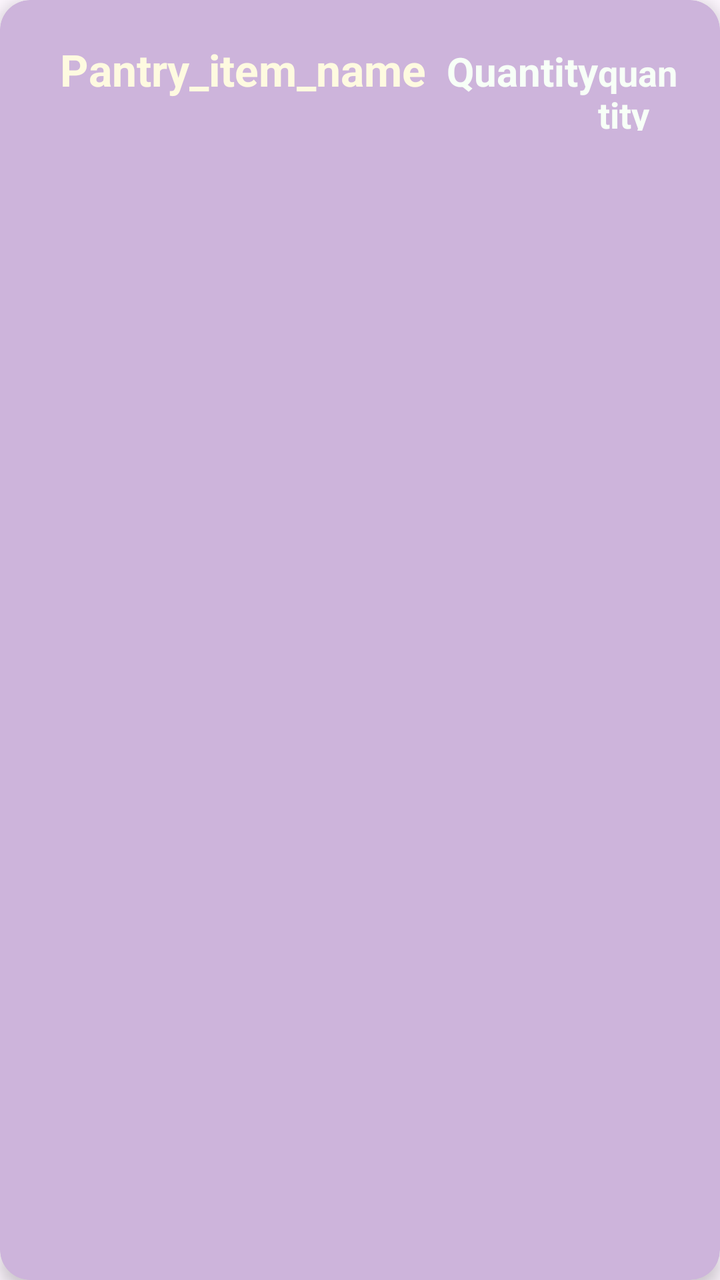
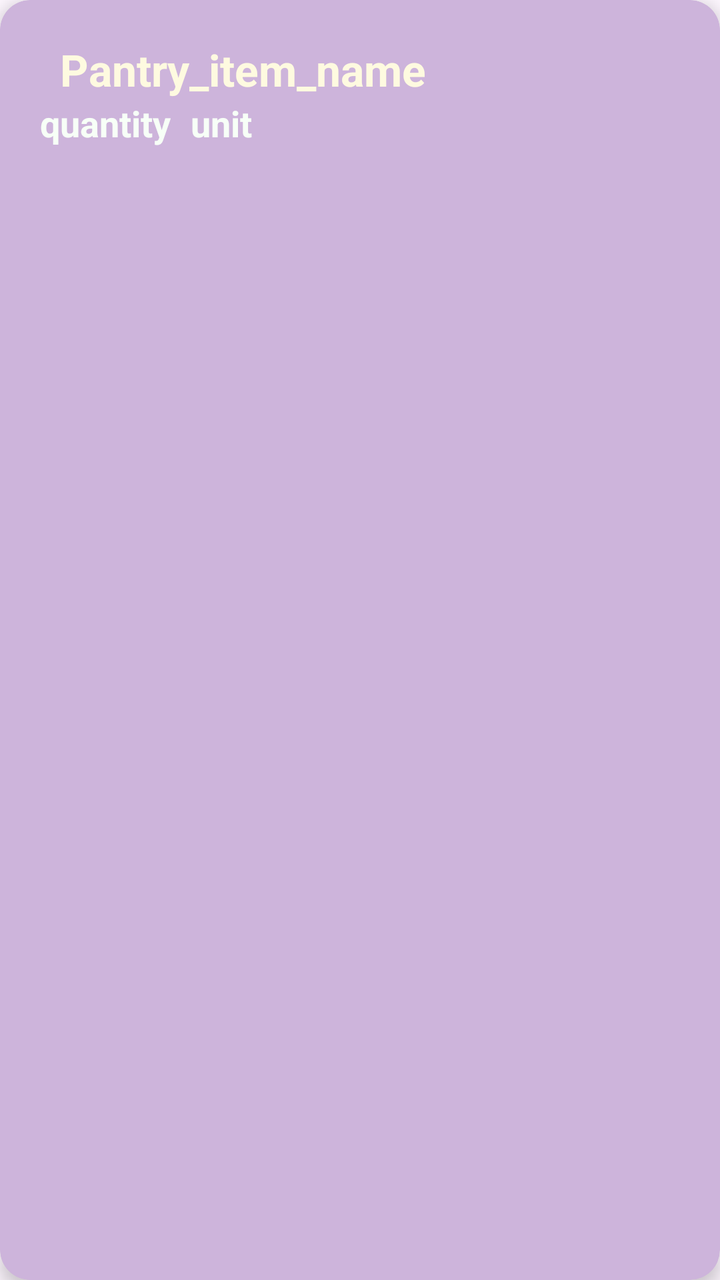

Compare the two renders of this Android layout. The source of the first and the diff that turns it into the second are given below.
<!-- AndroidManifest.xml: application theme Theme.Foodie -->
<!-- res/layout/pantry_item_card.xml -->
<?xml version="1.0" encoding="utf-8"?>
<androidx.cardview.widget.CardView xmlns:android="http://schemas.android.com/apk/res/android"
    xmlns:app="http://schemas.android.com/apk/res-auto"
    android:layout_width="match_parent"
    android:layout_height="wrap_content"
    android:layout_margin="10dp"
    app:cardCornerRadius="15dp"
    app:cardElevation="5dp"
    app:cardBackgroundColor="@color/pink_orchid">

    <LinearLayout
        android:layout_width="match_parent"
        android:layout_height="wrap_content"
        android:orientation="horizontal"
        android:padding="20dp">

        <TextView
            android:id="@+id/pantry_item_name"
            android:layout_width="wrap_content"
            android:layout_height="wrap_content"
            android:paddingHorizontal="10dp"
            android:text="@string/pantry_item_name"
            android:textColor="@color/cornsilk"
            android:textSize="22sp"
            android:textStyle="bold" />

        <TextView
            android:layout_width="wrap_content"
            android:layout_height="wrap_content"
            android:text="@string/pantry_item_quantity_label"
            android:textColor="@color/mint_cream"
            android:textSize="20sp"
            android:textStyle="bold" />
        <TextView
            android:id="@+id/pantry_item_quantity"
            android:layout_width="wrap_content"
            android:layout_height="wrap_content"
            android:text="@string/pantry_item_quantity"
            android:textColor="@color/mint_cream"
            android:textSize="18sp"
            android:textStyle="bold" />
    </LinearLayout>

</androidx.cardview.widget.CardView>
<!-- resources referenced by this layout -->
<resources>
  <color name="cornsilk">#FEFAE0</color>
  <color name="mint_cream">#F7FFF7</color>
  <color name="pink_orchid">#CDB4DB</color>
  <string name="pantry_item_name">Pantry_item_name</string>
  <string name="pantry_item_quantity">quantity</string>
  <string name="pantry_item_quantity_label">Quantity</string>
  <style name="Theme.Foodie" parent="Base.Theme.Foodie" />
  <style name="Base.Theme.Foodie" parent="Theme.Material3.DayNight.NoActionBar">
          
          
      </style>
</resources>

<!-- the commit's change to res/layout/pantry_item_card.xml (unified diff, before → after) -->
@@ -11,7 +11,7 @@
     <LinearLayout
         android:layout_width="match_parent"
         android:layout_height="wrap_content"
-        android:orientation="horizontal"
+        android:orientation="vertical"
         android:padding="20dp">
 
         <TextView
@@ -24,21 +24,30 @@
             android:textSize="22sp"
             android:textStyle="bold" />
 
-        <TextView
+        <RelativeLayout
             android:layout_width="wrap_content"
-            android:layout_height="wrap_content"
-            android:text="@string/pantry_item_quantity_label"
-            android:textColor="@color/mint_cream"
-            android:textSize="20sp"
-            android:textStyle="bold" />
-        <TextView
-            android:id="@+id/pantry_item_quantity"
-            android:layout_width="wrap_content"
-            android:layout_height="wrap_content"
-            android:text="@string/pantry_item_quantity"
-            android:textColor="@color/mint_cream"
-            android:textSize="18sp"
-            android:textStyle="bold" />
+            android:layout_height="wrap_content">
+            <TextView
+                android:id="@+id/pantry_item_quantity"
+                android:layout_width="wrap_content"
+                android:layout_height="wrap_content"
+                android:layout_marginRight="10dp"
+                android:text="@string/pantry_item_quantity"
+                android:textColor="@color/mint_cream"
+                android:textSize="18sp"
+                android:textStyle="bold"/>
+
+            <TextView
+                android:id="@+id/pantry_item_unit"
+                android:layout_width="wrap_content"
+                android:layout_height="wrap_content"
+                android:text="@string/pantry_item_unit"
+                android:textColor="@color/mint_cream"
+                android:textSize="18sp"
+                android:textStyle="bold"
+                android:layout_toRightOf="@id/pantry_item_quantity"
+                />
+        </RelativeLayout>
     </LinearLayout>
 
 </androidx.cardview.widget.CardView>
<!-- resource entries referenced after the edit -->
@@ -5,7 +5,7 @@
   <color name="pink_orchid">#CDB4DB</color>
   <string name="pantry_item_name">Pantry_item_name</string>
   <string name="pantry_item_quantity">quantity</string>
-  <string name="pantry_item_quantity_label">Quantity</string>
+  <string name="pantry_item_unit">unit</string>
   <style name="Theme.Foodie" parent="Base.Theme.Foodie" />
   <style name="Base.Theme.Foodie" parent="Theme.Material3.DayNight.NoActionBar">
           
